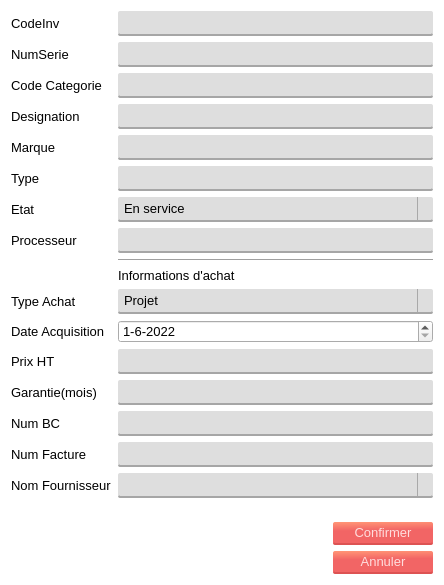
Qt form interfaces/modifier_mat_info.ui (Mehdi-SK/Cosider-TP-App) before a commit.
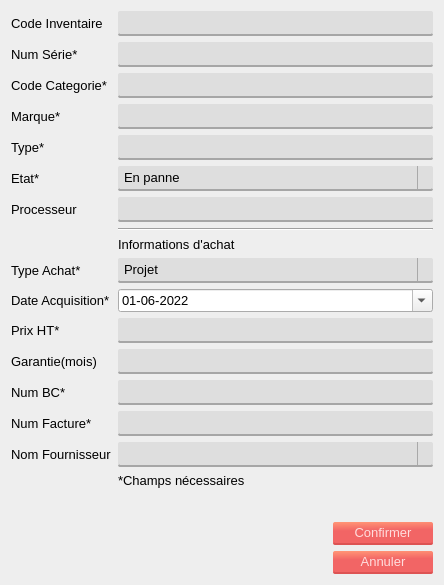
The same form after that commit. Icons and pictures are not drawn.

```diff
--- a/interfaces/modifier_mat_info.ui
+++ b/interfaces/modifier_mat_info.ui
@@ -22,7 +22,7 @@
 }
 #Dialog{
 	
-	background-color: rgb(255, 255, 255);
+	background-color:#eee;
 	font: 10pt;
 }
 
@@ -79,7 +79,7 @@
      <item row="0" column="0">
       <widget class="QLabel" name="codeInvLabel">
        <property name="text">
-        <string>CodeInv</string>
+        <string>Code Inventaire</string>
        </property>
       </widget>
      </item>
@@ -93,7 +93,7 @@
      <item row="1" column="0">
       <widget class="QLabel" name="numSerieLabel">
        <property name="text">
-        <string>NumSerie</string>
+        <string>Num Série*</string>
        </property>
       </widget>
      </item>
@@ -107,7 +107,7 @@
      <item row="2" column="0">
       <widget class="QLabel" name="codeCategorieLabel">
        <property name="text">
-        <string>Code Categorie</string>
+        <string>Code Categorie*</string>
        </property>
       </widget>
      </item>
@@ -115,49 +115,34 @@
       <widget class="QLineEdit" name="codecat"/>
      </item>
      <item row="3" column="0">
-      <widget class="QLabel" name="designationLabel">
-       <property name="text">
-        <string>Designation</string>
-       </property>
-      </widget>
-     </item>
-     <item row="3" column="1">
-      <widget class="QLineEdit" name="desg"/>
-     </item>
-     <item row="4" column="0">
       <widget class="QLabel" name="marqueLabel">
        <property name="text">
-        <string>Marque</string>
+        <string>Marque*</string>
        </property>
       </widget>
      </item>
-     <item row="4" column="1">
+     <item row="3" column="1">
       <widget class="QLineEdit" name="mrq"/>
      </item>
-     <item row="5" column="0">
+     <item row="4" column="0">
       <widget class="QLabel" name="typeLabel">
        <property name="text">
-        <string>Type</string>
+        <string>Type*</string>
        </property>
       </widget>
      </item>
-     <item row="5" column="1">
+     <item row="4" column="1">
       <widget class="QLineEdit" name="typ"/>
      </item>
-     <item row="6" column="0">
+     <item row="5" column="0">
       <widget class="QLabel" name="etatLabel">
        <property name="text">
-        <string>Etat</string>
+        <string>Etat*</string>
        </property>
       </widget>
      </item>
-     <item row="6" column="1">
+     <item row="5" column="1">
       <widget class="QComboBox" name="et">
-       <item>
-        <property name="text">
-         <string>En service</string>
-        </property>
-       </item>
        <item>
         <property name="text">
          <string>En panne</string>
@@ -175,38 +160,38 @@
        </item>
       </widget>
      </item>
-     <item row="7" column="0">
+     <item row="6" column="0">
       <widget class="QLabel" name="processeurLabel">
        <property name="text">
         <string>Processeur</string>
        </property>
       </widget>
      </item>
-     <item row="7" column="1">
+     <item row="6" column="1">
       <widget class="QLineEdit" name="process"/>
      </item>
-     <item row="8" column="1">
+     <item row="7" column="1">
       <widget class="Line" name="line">
        <property name="orientation">
         <enum>Qt::Horizontal</enum>
        </property>
       </widget>
      </item>
-     <item row="9" column="1">
+     <item row="8" column="1">
       <widget class="QLabel" name="label">
        <property name="text">
         <string>Informations d'achat</string>
        </property>
       </widget>
      </item>
-     <item row="10" column="0">
+     <item row="9" column="0">
       <widget class="QLabel" name="typeAchatLabel">
        <property name="text">
-        <string>Type Achat</string>
+        <string>Type Achat*</string>
        </property>
       </widget>
      </item>
-     <item row="10" column="1">
+     <item row="9" column="1">
       <widget class="QComboBox" name="tachat">
        <item>
         <property name="text">
@@ -220,74 +205,87 @@
        </item>
       </widget>
      </item>
-     <item row="11" column="0">
+     <item row="10" column="0">
       <widget class="QLabel" name="dateAcquisitionLabel">
        <property name="text">
-        <string>Date Acquisition</string>
+        <string>Date Acquisition*</string>
        </property>
       </widget>
      </item>
-     <item row="12" column="0">
+     <item row="10" column="1">
+      <widget class="QDateEdit" name="dtacq">
+       <property name="frame">
+        <bool>true</bool>
+       </property>
+       <property name="displayFormat">
+        <string>dd-MM-yyyy</string>
+       </property>
+       <property name="calendarPopup">
+        <bool>true</bool>
+       </property>
+       <property name="date">
+        <date>
+         <year>2022</year>
+         <month>6</month>
+         <day>1</day>
+        </date>
+       </property>
+      </widget>
+     </item>
+     <item row="11" column="0">
       <widget class="QLabel" name="prixHTLabel">
        <property name="text">
-        <string>Prix HT</string>
+        <string>Prix HT*</string>
        </property>
       </widget>
      </item>
-     <item row="12" column="1">
+     <item row="11" column="1">
       <widget class="QLineEdit" name="prixHTLineEdit"/>
      </item>
-     <item row="13" column="0">
+     <item row="12" column="0">
       <widget class="QLabel" name="garantieLabel">
        <property name="text">
         <string>Garantie(mois)</string>
        </property>
       </widget>
      </item>
-     <item row="13" column="1">
+     <item row="12" column="1">
       <widget class="QLineEdit" name="garantieLineEdit"/>
      </item>
-     <item row="14" column="0">
+     <item row="13" column="0">
       <widget class="QLabel" name="numBCLabel">
        <property name="text">
-        <string>Num BC</string>
+        <string>Num BC*</string>
        </property>
       </widget>
      </item>
-     <item row="14" column="1">
+     <item row="13" column="1">
       <widget class="QLineEdit" name="numBCLineEdit"/>
      </item>
-     <item row="15" column="0">
+     <item row="14" column="0">
       <widget class="QLabel" name="numFactureLabel">
        <property name="text">
-        <string>Num Facture</string>
+        <string>Num Facture*</string>
        </property>
       </widget>
      </item>
-     <item row="15" column="1">
+     <item row="14" column="1">
       <widget class="QLineEdit" name="numFactureLineEdit"/>
      </item>
-     <item row="16" column="0">
+     <item row="15" column="0">
       <widget class="QLabel" name="nomFournisseurLabel">
        <property name="text">
         <string>Nom Fournisseur</string>
        </property>
       </widget>
      </item>
-     <item row="16" column="1">
+     <item row="15" column="1">
       <widget class="QComboBox" name="nomFournisseurComboBox"/>
      </item>
-     <item row="11" column="1">
-      <widget class="QDateEdit" name="dtacq">
-       <property name="displayFormat">
-        <string>d-M-yyyy</string>
-       </property>
-       <property name="date">
-        <date>
-         <year>2022</year>
-         <month>6</month>
-         <day>1</day>
-        </date>
+     <item row="16" column="1">
+      <widget class="QLabel" name="label_2">
+       <property name="text">
+        <string>*Champs nécessaires</string>
        </property>
       </widget>
      </item>
```
Left out of the diff: 8 changed lines with no effect on the pictures.
